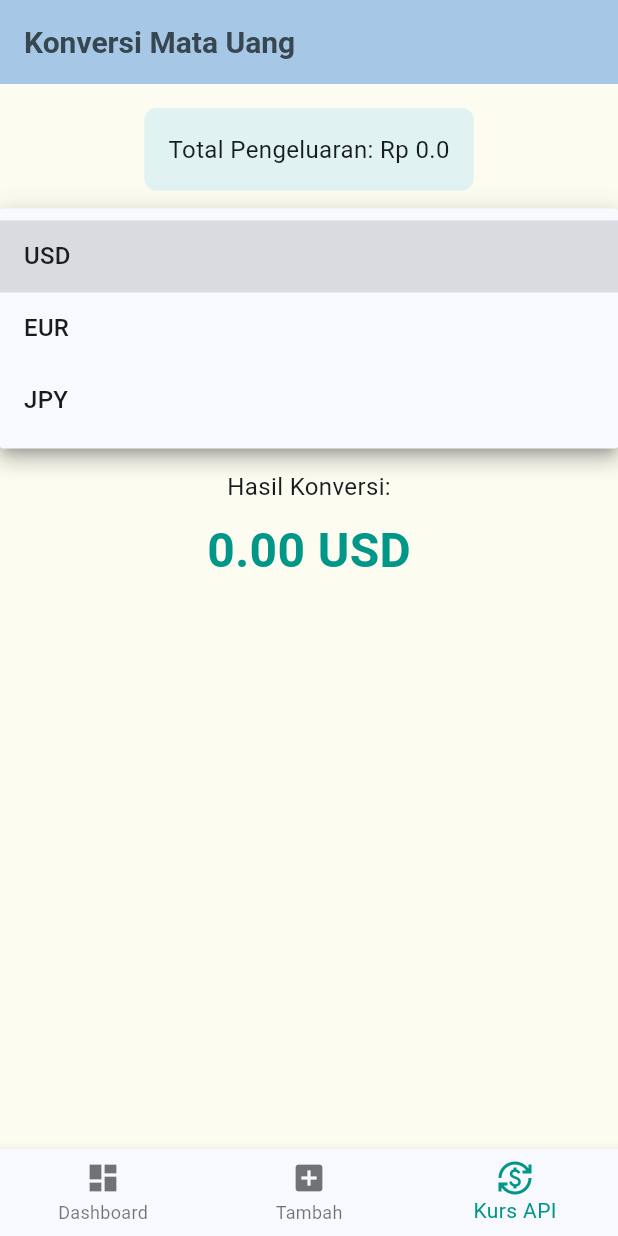
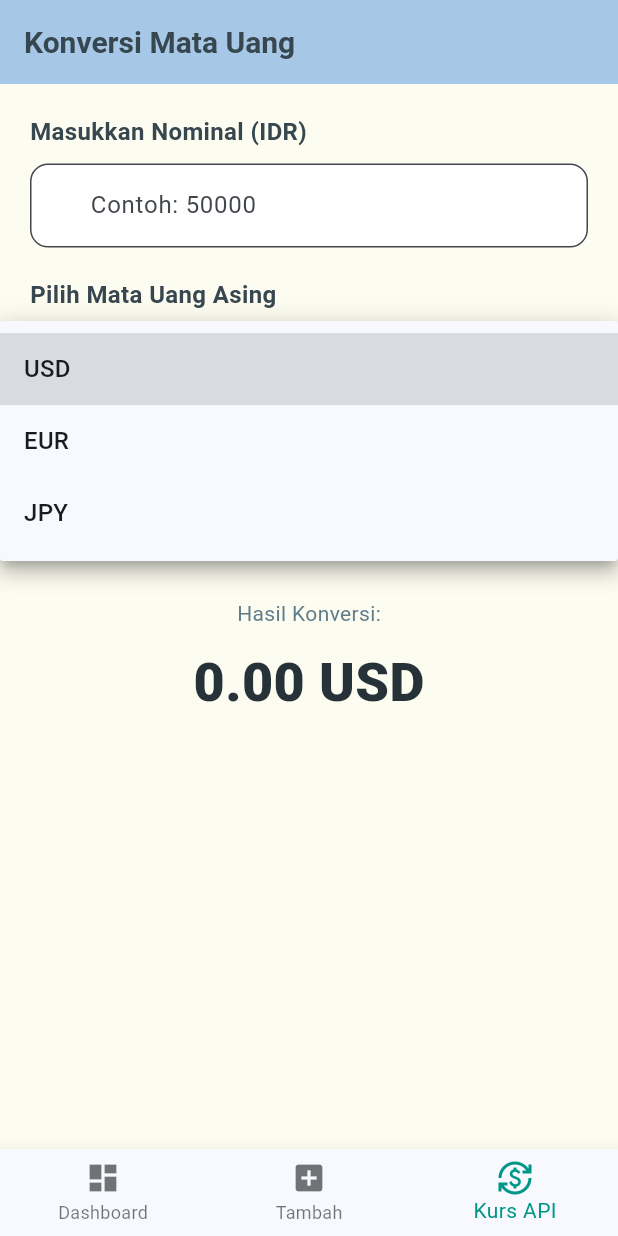
Before and after one commit to Danadyaksa/tugas2_123230034, a Flutter app: the screen it shows after launch, item 3 of the bottom bar chosen, after a tap on "USD", on a phone screen of 412 x 824 dp. Run offline on Flutter 3.47's test engine with Material 3 defaults, Android fonts, the light colour scheme and no system bars; our stand-ins replace hive, hive_flutter; accounts and stored records are empty.

Commit message:
lassttt updateee

```diff
--- a/lib/screens/currency_converter_screen.dart
+++ b/lib/screens/currency_converter_screen.dart
@@ -1,5 +1,4 @@
 import 'package:flutter/material.dart';
-import '../controllers/transaction_controller.dart';
 import '../services/currency_service.dart';
 
 class CurrencyConverterScreen extends StatefulWidget {
@@ -11,62 +10,121 @@ class CurrencyConverterScreen extends StatefulWidget {
 
 class _CurrencyConverterScreenState extends State<CurrencyConverterScreen> {
   final _service = CurrencyService();
+  final _amountController = TextEditingController(); // Controller untuk input nominal
   String _selectedCurrency = 'USD';
   double _conversionResult = 0.0;
   bool _isLoading = false;
 
   void _convert() async {
+    // Validasi jika input kosong
+    if (_amountController.text.isEmpty) {
+      ScaffoldMessenger.of(context).showSnackBar(
+        const SnackBar(content: Text('Masukkan nominal Rupiah terlebih dahulu')),
+      );
+      return;
+    }
+
     setState(() => _isLoading = true);
     try {
       final double rate = await _service.getConversionRate(_selectedCurrency);
-      final double totalPengeluaran = TransactionController().getTotalPengeluaran();
+      final double inputAmount = double.parse(_amountController.text);
+
       setState(() {
-        _conversionResult = totalPengeluaran * rate;
+        _conversionResult = inputAmount * rate;
       });
     } catch (e) {
-      ScaffoldMessenger.of(context).showSnackBar(SnackBar(content: Text(e.toString())));
+      ScaffoldMessenger.of(context).showSnackBar(
+        SnackBar(content: Text('Error: ${e.toString()}')),
+      );
     } finally {
       setState(() => _isLoading = false);
     }
   }
 
   @override
+  void dispose() {
+    _amountController.dispose();
+    super.dispose();
+  }
+
+  @override
   Widget build(BuildContext context) {
-    final double totalPengeluaran = TransactionController().getTotalPengeluaran();
-
     return Scaffold(
-      appBar: AppBar(title: const Text('Konversi Mata Uang')),
-      body: Padding(
-        padding: const EdgeInsets.all(16.0),
+      appBar: AppBar(
+        title: const Text('Konversi Mata Uang', style: TextStyle(fontWeight: FontWeight.bold)),
+      ),
+      body: SingleChildScrollView(
+        padding: const EdgeInsets.all(20.0),
         child: Column(
+          crossAxisAlignment: CrossAxisAlignment.start,
           children: [
-            Container(
-              padding: const EdgeInsets.all(16),
-              decoration: BoxDecoration(color: Colors.teal.shade50, borderRadius: BorderRadius.circular(8)),
-              child: Text('Total Pengeluaran: Rp $totalPengeluaran', style: const TextStyle(fontSize: 16)),
+            Text(
+              'Masukkan Nominal (IDR)',
+              style: TextStyle(fontSize: 16, fontWeight: FontWeight.bold, color: Colors.blueGrey[800]),
             ),
-            const SizedBox(height: 16),
+            const SizedBox(height: 10),
+            // Field Input Nominal
+            TextField(
+              controller: _amountController,
+              keyboardType: TextInputType.number,
+              decoration: InputDecoration(
+                hintText: 'Contoh: 50000',
+                filled: true,
+                fillColor: Colors.white,
+                border: OutlineInputBorder(
+                  borderRadius: BorderRadius.circular(12),
+                  borderSide: BorderSide(color: Colors.grey.shade300),
+                ),
+                prefixText: 'Rp ',
+              ),
+            ),
+            const SizedBox(height: 20),
+            Text(
+              'Pilih Mata Uang Asing',
+              style: TextStyle(fontSize: 16, fontWeight: FontWeight.bold, color: Colors.blueGrey[800]),
+            ),
+            const SizedBox(height: 10),
             DropdownButtonFormField(
               value: _selectedCurrency,
-              decoration: const InputDecoration(border: OutlineInputBorder()),
+              decoration: InputDecoration(
+                filled: true,
+                fillColor: Colors.white,
+                border: OutlineInputBorder(borderRadius: BorderRadius.circular(12)),
+              ),
               items: ['USD', 'EUR', 'JPY'].map((e) => DropdownMenuItem(value: e, child: Text(e))).toList(),
               onChanged: (val) => setState(() => _selectedCurrency = val.toString()),
             ),
-            const SizedBox(height: 24),
+            const SizedBox(height: 30),
             ElevatedButton(
               onPressed: _convert,
-              style: ElevatedButton.styleFrom(backgroundColor: Colors.teal, minimumSize: const Size(double.infinity, 50)),
-              child: const Text('Konversi Sekarang', style: TextStyle(color: Colors.white)),
+              style: ElevatedButton.styleFrom(
+                backgroundColor: const Color(0xFFC3B1E1), // Pastel Blue
+                foregroundColor: Colors.blueGrey[900],
+                elevation: 0,
+                shape: RoundedRectangleBorder(borderRadius: BorderRadius.circular(12)),
+                minimumSize: const Size(double.infinity, 55),
+              ),
+              child: _isLoading
+                ? const CircularProgressIndicator(color: Colors.white)
+                : const Text('Konversi Sekarang', style: TextStyle(fontWeight: FontWeight.bold, fontSize: 16)),
             ),
             const SizedBox(height: 40),
-            const Text('Hasil Konversi:', style: TextStyle(fontSize: 16)),
-            const SizedBox(height: 8),
-            _isLoading
-                ? const CircularProgressIndicator()
-                : Text(
+            Center(
+              child: Column(
+                children: [
+                  Text('Hasil Konversi:', style: TextStyle(fontSize: 14, color: Colors.blueGrey[500])),
+                  const SizedBox(height: 10),
+                  Text(
                     '${_conversionResult.toStringAsFixed(2)} $_selectedCurrency',
-                    style: const TextStyle(fontSize: 32, fontWeight: FontWeight.bold, color: Colors.teal),
+                    style: TextStyle(
+                      fontSize: 36,
+                      fontWeight: FontWeight.w900,
+                      color: Colors.blueGrey[900],
+                    ),
                   ),
+                ],
+              ),
+            ),
           ],
         ),
       ),
--- a/lib/screens/dashboard_screen.dart
+++ b/lib/screens/dashboard_screen.dart
@@ -19,7 +19,7 @@ class DashboardScreen extends StatelessWidget {
       ),
       body: Column(
         children: [
-          // Kartu Total Saldo dengan Warna Pastel
+          // Kartu Total Saldo dengan Warna Solid Pastel
           ValueListenableBuilder(
             valueListenable: controller.transactions,
             builder: (context, box, _) {
@@ -27,62 +27,75 @@ class DashboardScreen extends StatelessWidget {
                 margin: const EdgeInsets.all(16),
                 padding: const EdgeInsets.all(24),
                 decoration: BoxDecoration(
-                  gradient: const LinearGradient(
-                    colors: [Color(0xFFA7C7E7), Color(0xFFC3B1E1)], // Pastel Blue ke Pastel Purple
-                    begin: Alignment.topLeft,
-                    end: Alignment.bottomRight,
-                  ),
+                  color: Colors.white, // Kartunya dibikin PUTIH BERSIH
                   borderRadius: BorderRadius.circular(20),
+                  // Tapi kita kasih garis pinggir (border) warna pastel!
+                  border: Border.all(color: const Color(0xFFC3B1E1), width: 2),
                   boxShadow: [
                     BoxShadow(
-                      color: Colors.black.withOpacity(0.05),
-                      blurRadius: 10,
-                      offset: const Offset(0, 5),
+                      // Shadownya kita kasih warna pastel ungu transparan biar seger
+                      color: const Color(0xFFC3B1E1).withOpacity(0.3),
+                      blurRadius: 15,
+                      spreadRadius: 2,
+                      offset: const Offset(0, 8),
                     )
                   ],
                 ),
                 width: double.infinity,
                 child: Column(
                   children: [
-                    Text(
-                      'Total Saldo',
-                      style: TextStyle(
-                        color: Colors.blueGrey[900],
-                        fontSize: 16,
-                        fontWeight: FontWeight.w500,
+                    Container(
+                      padding: const EdgeInsets.symmetric(horizontal: 12, vertical: 6),
+                      decoration: BoxDecoration(
+                        color: const Color(0xFFA7C7E7).withOpacity(0.3), // Highlight biru pastel
+                        borderRadius: BorderRadius.circular(20)
+                      ),
+                      child: Text(
+                        'Total Saldo',
+                        style: TextStyle(
+                          color: Colors.blueGrey[700],
+                          fontSize: 14,
+                          fontWeight: FontWeight.bold,
+                        ),
                       ),
                     ),
-                    const SizedBox(height: 8),
+                    const SizedBox(height: 12),
                     Text(
                       formatCurrency.format(controller.getTotalSaldo()),
                       style: TextStyle(
                         color: Colors.blueGrey[900],
-                        fontSize: 32,
-                        fontWeight: FontWeight.w800,
+                        fontSize: 36, // Digedein dikit biar tegas
+                        fontWeight: FontWeight.w900,
+                        letterSpacing: -0.5,
                       ),
                     ),
+
                     const Padding(
-                      padding: EdgeInsets.symmetric(vertical: 16),
-                      child: Divider(color: Colors.white54, thickness: 1),
+                      padding: EdgeInsets.symmetric(vertical: 20),
+                      child: Divider(color: Colors.black12, thickness: 1),
                     ),
+
                     Row(
                       mainAxisAlignment: MainAxisAlignment.spaceAround,
                       children: [
                         Column(
                           children: [
-                            const Text('Pemasukan', style: TextStyle(fontSize: 12)),
+                            const Text('Pemasukan', style: TextStyle(fontSize: 12, color: Colors.grey)),
+                            const SizedBox(height: 4),
                             Text(
                               formatCurrency.format(controller.getTotalPemasukan()),
-                              style: const TextStyle(fontWeight: FontWeight.bold, color: Colors.green),
+                              style: const TextStyle(fontWeight: FontWeight.bold, color: Colors.green, fontSize: 16),
                             ),
                           ],
                         ),
+                        Container(height: 30, width: 1, color: Colors.black12), // Garis pemisah tengah
                         Column(
                           children: [
-                            const Text('Pengeluaran', style: TextStyle(fontSize: 12)),
+                            const Text('Pengeluaran', style: TextStyle(fontSize: 12, color: Colors.grey)),
+                            const SizedBox(height: 4),
                             Text(
                               formatCurrency.format(controller.getTotalPengeluaran()),
-                              style: const TextStyle(fontWeight: FontWeight.bold, color: Colors.redAccent),
+                              style: const TextStyle(fontWeight: FontWeight.bold, color: Colors.redAccent, fontSize: 16),
                             ),
                           ],
                         ),
@@ -122,7 +135,6 @@ class DashboardScreen extends StatelessWidget {
                 return ListView.builder(
                   itemCount: box.length,
                   itemBuilder: (context, index) {
-                    // Mengambil data dari yang terbaru (reverse index)
                     final Transaction tx = box.getAt(box.length - 1 - index)!;
 
                     return Card(
```
Also changed, not shown: lib/screens/detail_screen.dart (+99 -22 lines).
